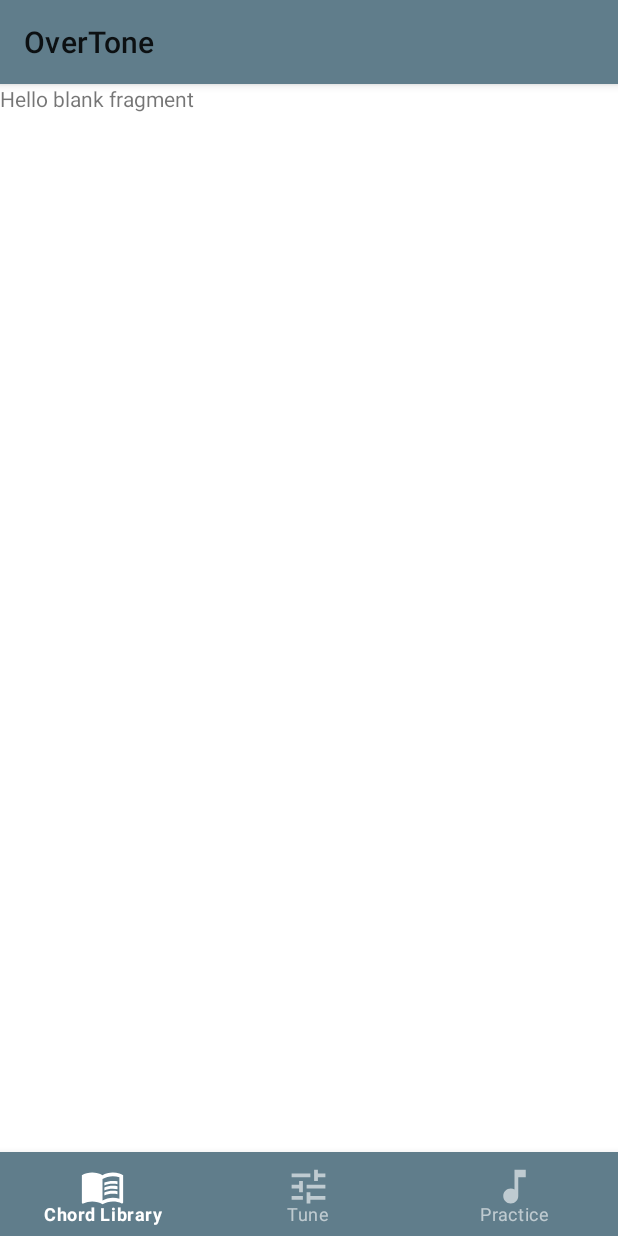
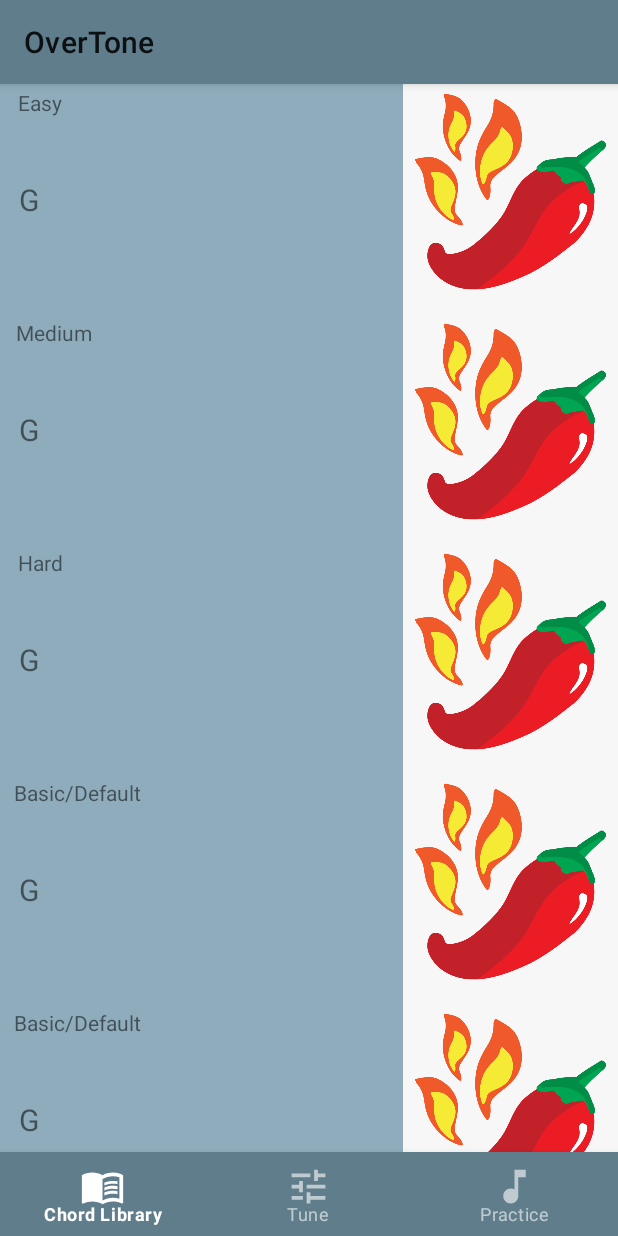
Before and after one commit to danielewatts/OverTone, an Android app: the ChordLibraryFrag screen opened through its navigation route, on a phone screen of 412 x 824 dp. Run offline under Robolectric (Android 15) with nearby library versions, the phone set to English and light mode, and no system bars; our stand-ins replace navigation-ui.

Commit message:
got recycler view on chord lib frag set up, investigate poor transition performance

```diff
--- a/app/src/main/java/com/example/overtone/ChordLibraryFrag.java
+++ b/app/src/main/java/com/example/overtone/ChordLibraryFrag.java
@@ -1,19 +1,32 @@
 package com.example.overtone;
 
+import android.media.Image;
 import android.os.Bundle;
 
+import androidx.annotation.NonNull;
+import androidx.annotation.Nullable;
 import androidx.fragment.app.Fragment;
+import androidx.recyclerview.widget.LinearLayoutManager;
+import androidx.recyclerview.widget.RecyclerView;
 
 import android.view.LayoutInflater;
 import android.view.View;
 import android.view.ViewGroup;
+import android.widget.Toast;
+
+import com.example.overtone.datamodels.ChordDataModel;
+import com.example.overtone.recyclerview.ChordLibRecyclerViewAdapter;
+import com.example.overtone.recyclerview.RecyclerViewClickListener;
+
+import java.util.ArrayList;
+import java.util.List;
 
 /**
  * A simple {@link Fragment} subclass.
  * Use the {@link ChordLibraryFrag#newInstance} factory method to
  * create an instance of this fragment.
  */
-public class ChordLibraryFrag extends Fragment {
+public class ChordLibraryFrag extends Fragment implements RecyclerViewClickListener {
 
     // TODO: Rename parameter arguments, choose names that match
     // the fragment initialization parameters, e.g. ARG_ITEM_NUMBER
@@ -23,6 +36,10 @@ public class ChordLibraryFrag extends Fragment {
     // TODO: Rename and change types of parameters
     private String mParam1;
     private String mParam2;
+
+    /**Custom input recyclerView class*/
+    private RecyclerView recyclerView;
+    private List<ChordDataModel> chordDataModelList;
 
     public ChordLibraryFrag() {
         // Required empty public constructor
@@ -61,4 +78,45 @@ public class ChordLibraryFrag extends Fragment {
         // Inflate the layout for this fragment
         return inflater.inflate(R.layout.fragment_chord_library, container, false);
     }
+
+    @Override
+    public void onViewCreated(@NonNull View view, @Nullable Bundle savedInstanceState) {
+        super.onViewCreated(view, savedInstanceState);
+        recyclerView = view.findViewById(R.id.chord_recycler_view);
+        recyclerView.setHasFixedSize(true);
+        LinearLayoutManager layoutManager = new LinearLayoutManager(getContext(), LinearLayoutManager.VERTICAL, false);
+        recyclerView.setLayoutManager(layoutManager);
+        recyclerView.setFocusable(false);
+        setData();
+        setDatatoRecycler();
+
+
+
+
+
+    }
+
+
+    public void setData(){
+        chordDataModelList = new ArrayList<>();
+        Image testImage = null; //deal with this
+        ///testing code
+        for(int i = 1; i <=10; i++ ){
+            ChordDataModel cdm = new ChordDataModel("G",i,testImage);
+            chordDataModelList.add(cdm);
+        }
+
+    }
+
+    public void setDatatoRecycler(){
+        ChordLibRecyclerViewAdapter cvLibRecyclerAdapter = new ChordLibRecyclerViewAdapter(this.chordDataModelList,this);
+        recyclerView.setAdapter(cvLibRecyclerAdapter);
+    }
+
+
+
+    @Override
+    public void onRcViewClick(int position) {
+        Toast.makeText(getContext(),"I've been clicked", Toast.LENGTH_SHORT).show();
+    }
 }
--- a/app/src/main/java/com/example/overtone/datamodels/chordDataModel.java
+++ b/app/src/main/java/com/example/overtone/datamodels/ChordDataModel.java
@@ -3,15 +3,15 @@ package com.example.overtone.datamodels;
 
 import android.media.Image;
 
-public class chordDataModel {
+public class ChordDataModel {
     private String chordName ;
     private int difficulty;
     private Image chordDiagram;
 
-    public chordDataModel(){
+    public ChordDataModel(){
         //default if need to set props later
     }
-    public chordDataModel(String chordName, int difficulty, Image chordDiagram ){
+    public ChordDataModel(String chordName, int difficulty, Image chordDiagram ){
         if(difficulty<1){
             throw new IllegalArgumentException("Difficulty is 1 or above");
         }
@@ -45,5 +45,19 @@ public class chordDataModel {
     }
 
 
-
+    public String getDifficultyRating( int difficulty) {
+        String rating ="Basic/Default";
+        switch (difficulty){
+            case 1:
+                rating = "Easy";
+                break;
+            case 2:
+                rating = "Medium";
+                break;
+            case 3:
+                rating = "Hard";
+                break;
+        }
+        return rating;
+    }
 }
--- a/app/src/main/java/com/example/overtone/recyclerview/chordLibRecyclerViewAdapter.java
+++ b/app/src/main/java/com/example/overtone/recyclerview/ChordLibRecyclerViewAdapter.java
@@ -1,38 +1,56 @@
 package com.example.overtone.recyclerview;
 
-import android.media.Image;
 import android.util.Log;
 import android.view.LayoutInflater;
 import android.view.View;
 import android.view.ViewGroup;
 import android.widget.ImageView;
-import android.widget.LinearLayout;
 import android.widget.TextView;
 
 import androidx.annotation.NonNull;
-import androidx.constraintlayout.widget.ConstraintLayout;
 import androidx.recyclerview.widget.RecyclerView;
 
 import com.example.overtone.R;
-import com.example.overtone.datamodels.chordDataModel;
+import com.example.overtone.datamodels.ChordDataModel;
 import com.google.android.material.card.MaterialCardView;
 
-import org.w3c.dom.Text;
-
-import java.time.temporal.TemporalQueries;
 import java.util.List;
 
 
-public class chordLibRecyclerViewAdapter extends RecyclerView.Adapter<chordLibRecyclerViewAdapter.ViewHolder> {
+public class ChordLibRecyclerViewAdapter extends RecyclerView.Adapter<ChordLibRecyclerViewAdapter.ViewHolder> {
     ///RecyclerView is an abstract class so need to implement methods
     private static final String TAG = "HomeRecyclerAdapter";
-    private List<chordDataModel> dataModels;
+    private List<ChordDataModel> dataModels;
     private RecyclerViewClickListener rClickListener;
 
 
-    public chordLibRecyclerViewAdapter (List<chordDataModel> dataModelList, RecyclerViewClickListener recyclerViewClickListener) {
+    public ChordLibRecyclerViewAdapter(List<ChordDataModel> dataModelList, RecyclerViewClickListener recyclerViewClickListener) {
         this.rClickListener = recyclerViewClickListener;
         this.dataModels = dataModelList;
+    }
+
+    @NonNull
+    @Override
+    public ViewHolder onCreateViewHolder(@NonNull ViewGroup parent, int viewType) {
+        View view = LayoutInflater.from(parent.getContext()).inflate(R.layout.chord_card, parent, false);
+        ViewHolder holder = new ViewHolder(view,rClickListener);
+        return holder;
+    }
+    @Override
+    public void onBindViewHolder(@NonNull ViewHolder holder, int position) {
+        Log.d(TAG, "onBindViewHolder: called.");
+//        holder.titleText.setText(String.valueOf(dataModels.get(position).getActivityName()));
+//        holder.descriptionText.setText(String.valueOf(dataModels.get(position).getDescription()));
+//        holder.imageTeaser.setImageResource(R.drawable.guitars);
+        ChordDataModel cDataModel = dataModels.get(position);
+        holder.chordGrouping.setText(String.valueOf(cDataModel.getDifficultyRating(cDataModel.getDifficulty())));
+        holder.chordIdentities.setText(String.valueOf(cDataModel.getChordName()));
+        holder.chordImage.setImageResource(R.drawable.spicychile); // change this to an item property
+    }
+
+    @Override
+    public int getItemCount() {
+        return dataModels.size();
     }
 
 
@@ -52,32 +70,16 @@ public class chordLibRecyclerViewAdapter extends RecyclerView.Adapter<chordLibRe
             this.chordIdentities = itemView.findViewById(R.id.chordIdentities);
             this.rycleVclickListener = recyclerViewClickListener;
             itemView.setOnClickListener(this);
-
-
         }
-
         @Override
         public void onClick(View v) {
+            this.rycleVclickListener.onRcViewClick(getAdapterPosition());
 
         }
     }
 
 
-    @NonNull
-    @Override
-    public chordLibRecyclerViewAdapter.ViewHolder onCreateViewHolder(@NonNull ViewGroup parent, int viewType) {
-        return null;
-    }
 
-    @Override
-    public void onBindViewHolder(@NonNull chordLibRecyclerViewAdapter.ViewHolder holder, int position) {
-
-    }
-
-    @Override
-    public int getItemCount() {
-        return 0;
-    }
 
 
 }
--- a/app/src/main/res/layout/fragment_chord_library.xml
+++ b/app/src/main/res/layout/fragment_chord_library.xml
@@ -1,14 +1,20 @@
 <?xml version="1.0" encoding="utf-8"?>
-<FrameLayout xmlns:android="http://schemas.android.com/apk/res/android"
+<androidx.constraintlayout.widget.ConstraintLayout xmlns:android="http://schemas.android.com/apk/res/android"
     xmlns:tools="http://schemas.android.com/tools"
     android:layout_width="match_parent"
     android:layout_height="match_parent"
+    xmlns:app="http://schemas.android.com/apk/res-auto"
     tools:context=".ChordLibraryFrag">
 
-    <!-- TODO: Update blank fragment layout -->
-    <TextView
+
+    <androidx.recyclerview.widget.RecyclerView
         android:layout_width="match_parent"
         android:layout_height="match_parent"
-        android:text="@string/hello_blank_fragment" />
+        android:id="@+id/chord_recycler_view"
+        app:layout_constraintTop_toTopOf="parent"
+        app:layout_constraintBottom_toBottomOf="parent"
+        app:layout_constraintRight_toRightOf="parent"
+        app:layout_constraintLeft_toLeftOf="parent"
+        />
 
-</FrameLayout>
+</androidx.constraintlayout.widget.ConstraintLayout>
```
